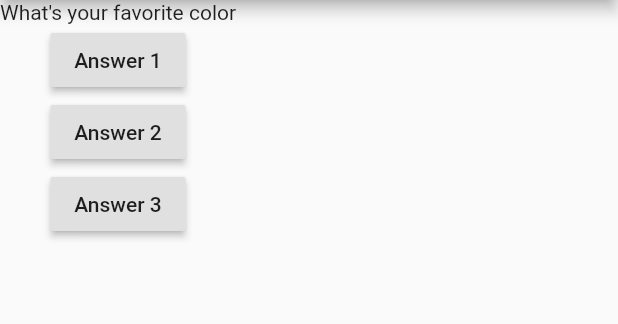
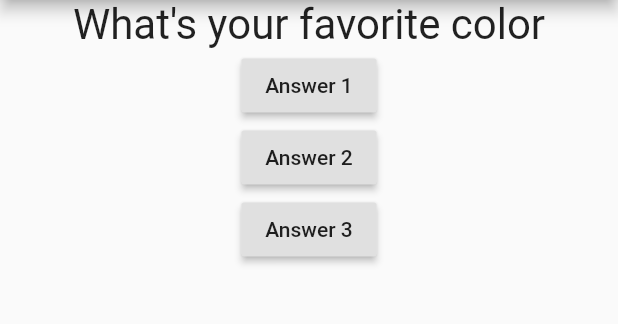
Before and after one commit to fintico/flutter_tutorial, a Flutter app: the screen it shows after launch, on a phone screen of 412 x 824 dp, the part 84-408 px from its top. Run offline on Flutter 3.47's test engine with Material 2 defaults, Android fonts, the phone set to English and light mode, and no system bars.

Commit message:
Los textos se centran en los container... y para ello vamos a tener que tomar el tamaño de pantalla que necesitemos para mostrar

```diff
--- a/lib/main.dart
+++ b/lib/main.dart
@@ -39,7 +39,7 @@ class _MyAppState extends State<MyApp> {
               ),
               RaisedButton(
                 child: Text('Answer 2'),
-                onPressed: () => print('Answer 2 chosen!'),
+                onPressed: () => _questionIndex = 0,
               ),
               RaisedButton(
                 child: Text('Answer 3'),
--- a/lib/question.dart
+++ b/lib/question.dart
@@ -2,11 +2,19 @@ import 'package:flutter/material.dart';
 
 class Question extends StatelessWidget {
   String questionText = '';
+
   //con esta linea abrevie declarar la variable y abrir un body pa asignarla a mi parametro
   Question(this.questionText);
+
   @override
   Widget build(BuildContext context) {
-    return Text(questionText);
+    return Container(
+      width: double.infinity,
+      child: Text(
+        questionText,
+        style: TextStyle(fontSize: 28),
+        textAlign: TextAlign.center,
+      ),
+    );
   }
-
 }
```
